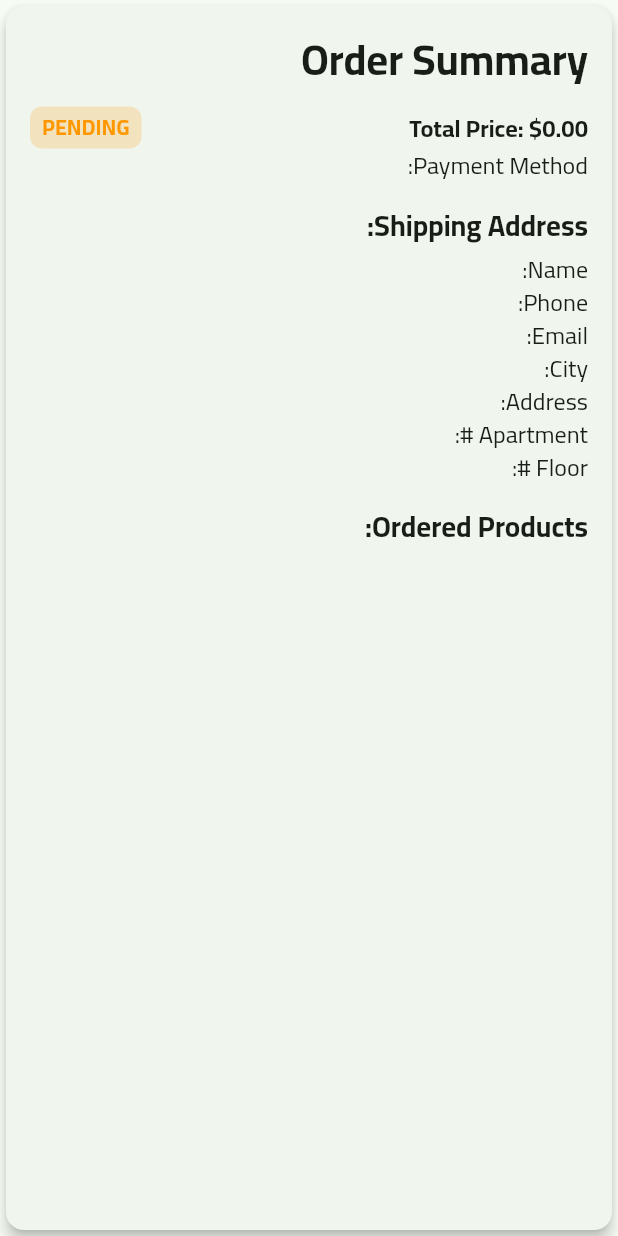
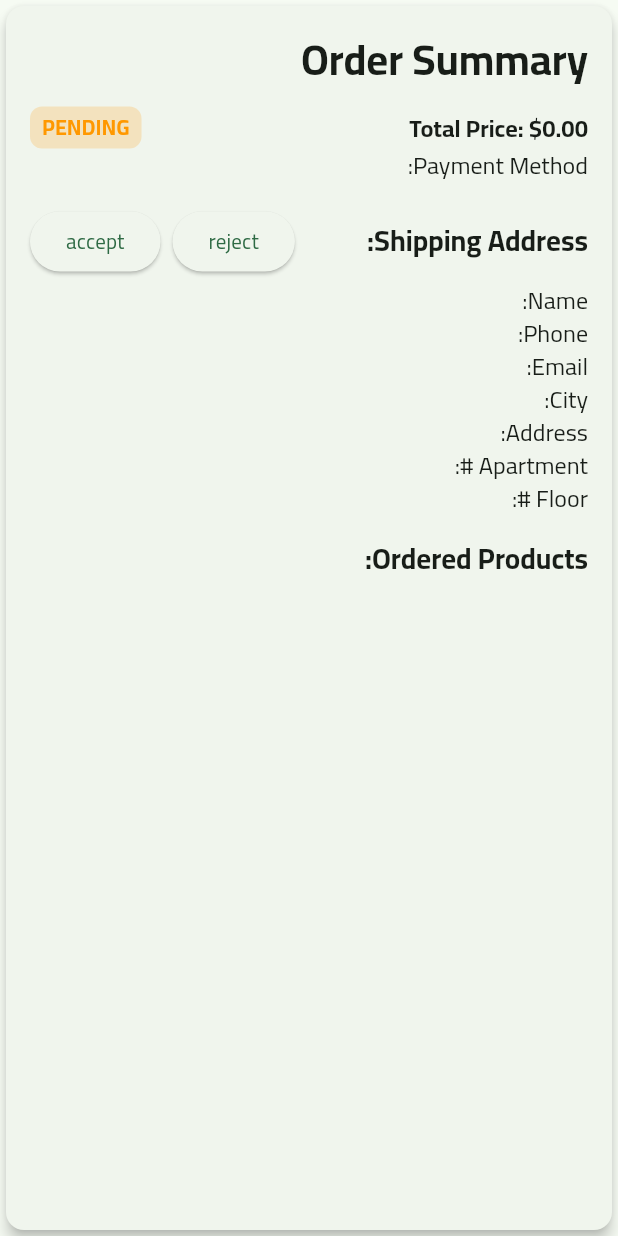
Before and after one commit to MeDoRa0/fruits_hub_dashboard, a Flutter app: the OrderItem widget shown alone on an empty page, opened directly with empty values, on a phone screen of 412 x 824 dp. Run offline on Flutter 3.47's test engine with Material 3 defaults, Android fonts, the phone set to English and light mode, and no system bars; our stand-ins replace bloc, cloud_firestore, dartz, firebase_core, firebase_storage, flutter_bloc and 5 more; accounts and stored records are empty; network calls fail; statements that could not run were skipped.

Commit message:
feat: Implement order update functionality with UpdateOrderCubit and related UI components

```diff
--- a/lib/core/helper_function/get_order_dummy_data.dart
+++ b/lib/core/helper_function/get_order_dummy_data.dart
@@ -42,6 +42,7 @@ OrderEntity getDummyOrders() {
   ];
 
   return OrderEntity(
+    orderId: 'order123',
     uID: 'order123',
     shippingAddressEntity: shippingAddressEntity,
     orderProductEntity: orderProductEntities,
--- a/lib/features/orders/data/models/order_model.dart
+++ b/lib/features/orders/data/models/order_model.dart
@@ -9,11 +9,13 @@ class OrderModel {
   final ShippingAddressModel shippingAddressModel;
   final List<OrderProductModel> orderProducts;
   final String status;
+  final String orderId;
 
   final String paymentMethod;
 
   OrderModel(
       {required this.totalPrice,
+      required this.orderId,
       required this.status,
       required this.uID,
       required this.shippingAddressModel,
@@ -24,6 +26,7 @@ class OrderModel {
     return OrderModel(
       totalPrice: json['totalPrice'] as double,
       uID: json['uID'] as String,
+      orderId: json['orderId'] ,
       shippingAddressModel:
           ShippingAddressModel.fromJson(json['shippingAddressModel']),
       orderProducts: List<OrderProductModel>.from(
@@ -45,11 +48,13 @@ class OrderModel {
       };
 
   toEntity() => OrderEntity(
+      orderId: orderId,
       status: OrderStatusEnum.values
           .firstWhere((element) => element.name == status),
       totalPrice: totalPrice,
       uID: uID,
       shippingAddressEntity: shippingAddressModel.toEntity(),
       orderProductEntity: orderProducts.map((e) => e.toEntity()).toList(),
+
       paymentMethod: paymentMethod);
 }
--- a/lib/features/orders/domain/entities/order_entity.dart
+++ b/lib/features/orders/domain/entities/order_entity.dart
@@ -8,11 +8,13 @@ class OrderEntity {
   final ShippingAddressEntity shippingAddressEntity;
   final List<OrderProductEntity> orderProductEntity;
   final OrderStatusEnum status;
+  final String orderId;
 
   final String paymentMethod;
 
   OrderEntity(
       {required this.totalPrice,
+      required this.orderId,
       required this.uID,
       required this.status,
       required this.shippingAddressEntity,
--- /dev/null
+++ b/lib/features/orders/presentation/manager/update_order_cubit/update_order_state.dart
@@ -0,0 +1,21 @@
+part of 'update_order_cubit.dart';
+
+@immutable
+sealed class UpdateOrderState {}
+
+final class UpdateOrderInitial extends UpdateOrderState {}
+
+final class UpdateOrderLoading extends UpdateOrderState {}
+
+final class UpdateOrderSuccess extends UpdateOrderState {
+  final bool isUpdated;
+  UpdateOrderSuccess({
+    required this.isUpdated,
+  });
+}
+final class UpdateOrderFailure extends UpdateOrderState {
+  final String errorMessage;
+  UpdateOrderFailure({
+    required this.errorMessage,
+  });
+}
--- /dev/null
+++ b/lib/features/orders/presentation/views/widgets/order_action_buttons.dart
@@ -0,0 +1,52 @@
+import 'package:flutter/material.dart';
+import 'package:flutter_bloc/flutter_bloc.dart';
+import 'package:fruits_hub_dashboard/core/enums/order_enum.dart';
+import 'package:fruits_hub_dashboard/features/orders/domain/entities/order_entity.dart';
+import 'package:fruits_hub_dashboard/features/orders/presentation/manager/update_order_cubit/update_order_cubit.dart';
+
+class OrderActionButtons extends StatelessWidget {
+  const OrderActionButtons({super.key, required this.orderEntity});
+
+  final OrderEntity orderEntity;
+
+  @override
+  Widget build(BuildContext context) {
+    return Row(
+      mainAxisAlignment: MainAxisAlignment.spaceEvenly,
+      children: [
+        Visibility(
+          visible: orderEntity.status == OrderStatusEnum.pending,
+          child: ElevatedButton(
+            onPressed: () {},
+            child: const Text('reject'),
+          ),
+        ),
+        SizedBox(
+          width: 8,
+        ),
+        Visibility(
+          visible: orderEntity.status == OrderStatusEnum.pending,
+          child: ElevatedButton(
+
+            onPressed: () {
+              context.read()<UpdateOrderCubit>().updateOrderStatus(
+                orderId: orderEntity.orderId,
+                status:orderEntity.status,
+              );
+            },
+            child: const Text('accept'),
+          ),
+        ),
+        Visibility(
+          visible: orderEntity.status == OrderStatusEnum.processing,
+          child: ElevatedButton(
+            onPressed: () {
+              // Handle reject order action
+            },
+            child: const Text(' delivered'),
+          ),
+        ),
+      ],
+    );
+  }
+}
--- a/lib/features/orders/presentation/views/widgets/order_item.dart
+++ b/lib/features/orders/presentation/views/widgets/order_item.dart
@@ -2,6 +2,7 @@ import 'package:flutter/material.dart';
 import 'package:fruits_hub_dashboard/core/enums/order_enum.dart';
 import 'package:fruits_hub_dashboard/core/utils/text_styles.dart';
 import 'package:fruits_hub_dashboard/features/orders/domain/entities/order_entity.dart';
+import 'package:fruits_hub_dashboard/features/orders/presentation/views/widgets/order_action_buttons.dart';
 
 class OrderItem extends StatelessWidget {
   final OrderEntity order;
@@ -30,7 +31,13 @@ class OrderItem extends StatelessWidget {
             Text("Payment Method: ${order.paymentMethod}",
                 style: AppTextStyle.font16Regular),
             const SizedBox(height: 16),
-            Text("Shipping Address:", style: AppTextStyle.font19Bold),
+            Row(
+              children: [
+                Text("Shipping Address:", style: AppTextStyle.font19Bold),
+                const Spacer(),
+                OrderActionButtons(orderEntity: order),
+              ],
+            ),
             const SizedBox(height: 4),
             Text("Name: ${order.shippingAddressEntity.name ?? '-'}",
                 style: AppTextStyle.font16Regular),
```
Also changed, not shown: lib/features/orders/presentation/manager/update_order_cubit/update_order_cubit.dart (added, +26 -0 lines), lib/features/orders/presentation/views/order_view.dart (+16 -5 lines), lib/features/orders/presentation/views/widgets/updtae_order_builder.dart (added, +39 -0 lines), 4 other files.
